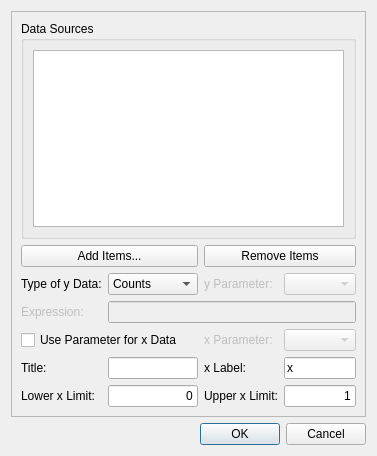
This is ui/combine_graphs.ui in tweber-ill/frm_mirror-miezetools as Qt 5 draws it before an edit. The edited form follows.
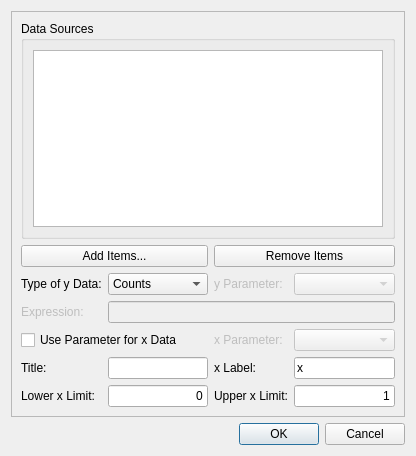
This is the edited form.

Diff of the .ui file:
```diff
--- a/ui/combine_graphs.ui
+++ b/ui/combine_graphs.ui
@@ -6,7 +6,7 @@
    <rect>
     <x>0</x>
     <y>0</y>
-    <width>343</width>
+    <width>416</width>
     <height>456</height>
    </rect>
   </property>
```
